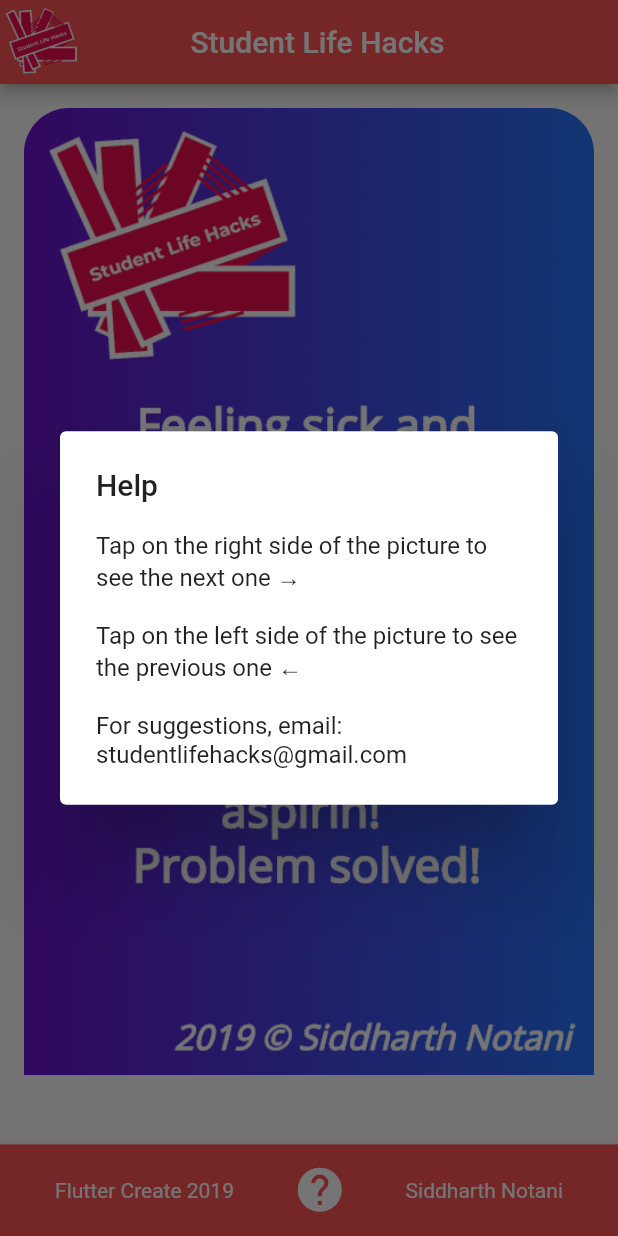
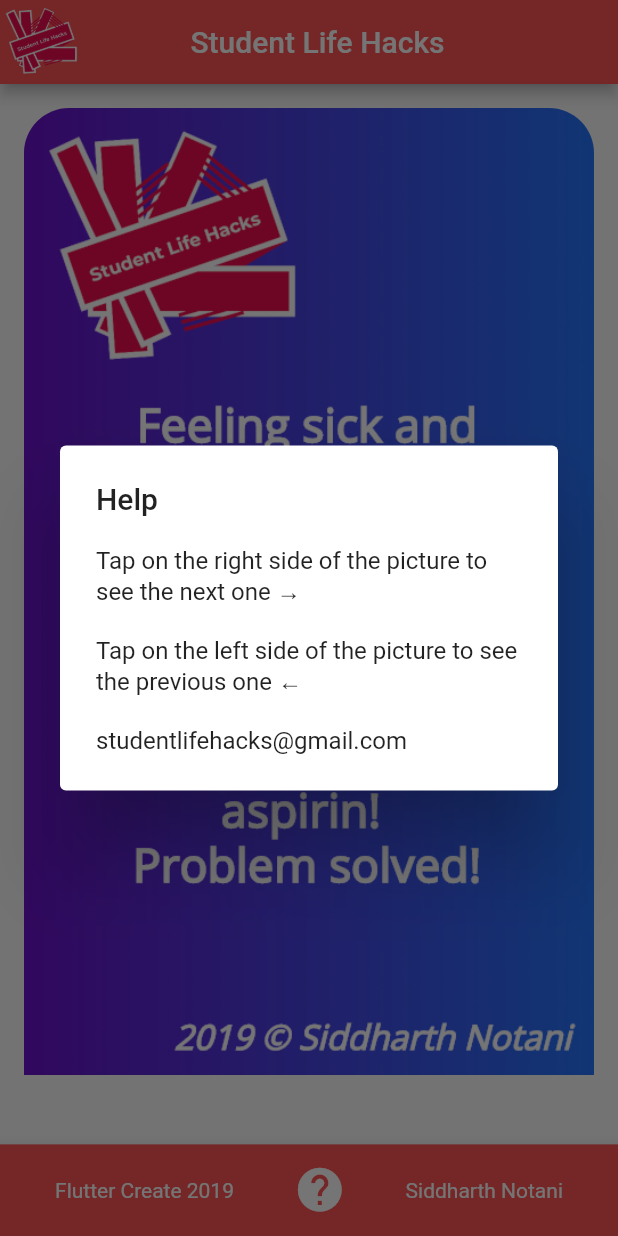
Before and after one commit to Animesh-Barai/LifeHacksFlutterApp, a Flutter app: the screen it shows after launch, after a tap on the "help" icon, on a phone screen of 412 x 824 dp. Run offline on Flutter 3.47's test engine with Material 2 defaults, Android fonts, the phone set to English and light mode, and no system bars.

Commit message:
Update main.dart

```diff
--- a/lib/main.dart
+++ b/lib/main.dart
@@ -33,7 +33,7 @@
           title: new Text("Help"),
           content: new Text("Tap on the right side of the picture to see the next one →"
                   "\n\nTap on the left side of the picture to see the previous one ←"
-                  "\n\nFor suggestions, email: studentlifehacks@gmail.com"),
+                  "\n\nstudentlifehacks@gmail.com"),
         )
     );
   }
```
